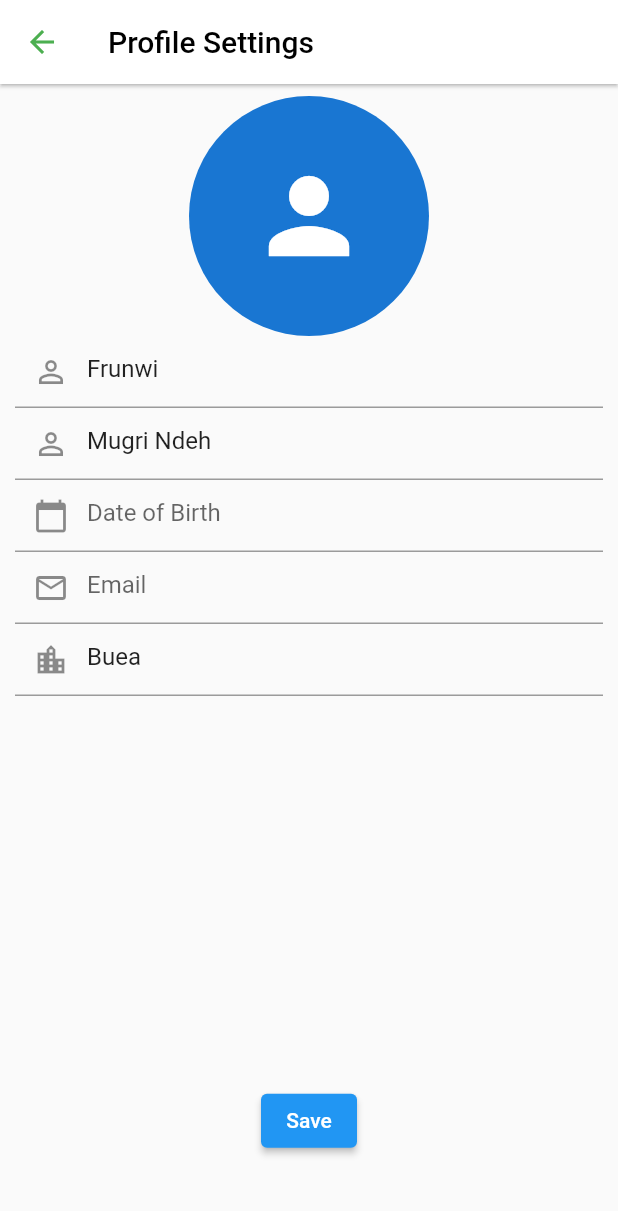
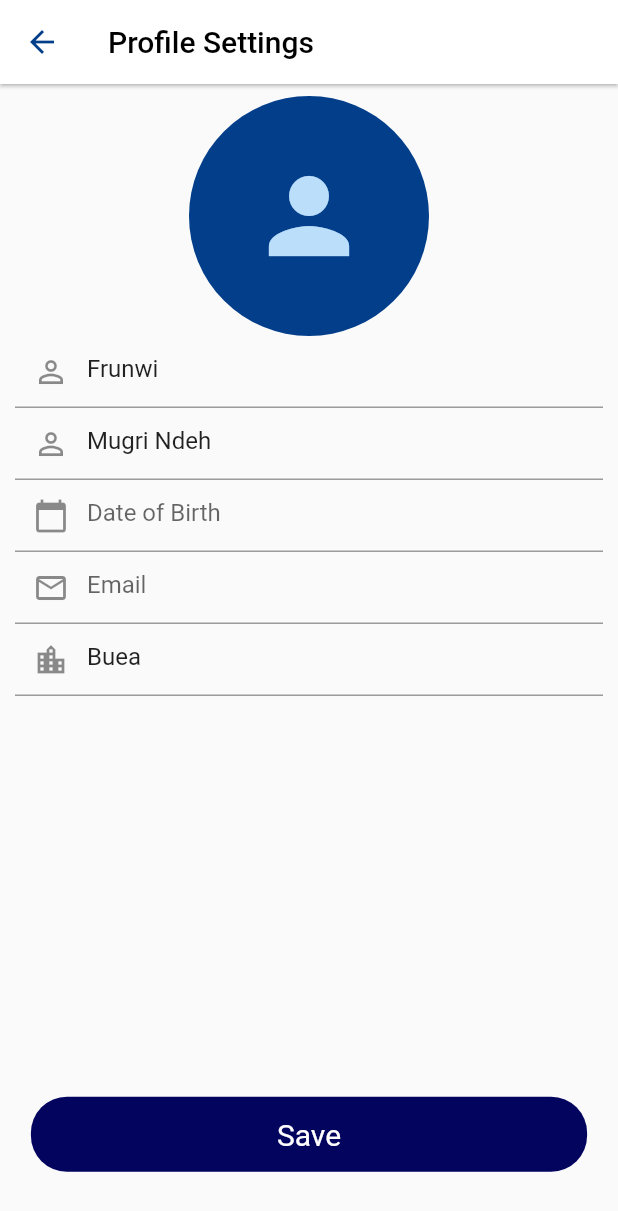
Before and after one commit to mugri-ndeh/indriver_clone, a Flutter app: the screen it shows after launch, in the side drawer, after a tap on the "menu" icon, on a phone screen of 412 x 824 dp. Shown: the top 1211 px of the screen. Run offline on Flutter 3.47's test engine with Material 2 defaults, Android fonts, the phone set to English and light mode, and no system bars; drawn by our look-alikes of date_field; our stand-ins replace cloud_firestore, firebase_auth, firebase_core, geolocator, google_maps_flutter, intl_phone_number_input and 1 more; missing offline and left inert: flutter_polyline_points, flutter_sim_country_code; accounts and stored records are empty.

Commit message:
colors changed

```diff
--- a/lib/screens/profile_settings.dart
+++ b/lib/screens/profile_settings.dart
@@ -1,5 +1,7 @@
 import 'package:flutter/material.dart';
 import 'package:date_field/date_field.dart';
+import 'package:indriver_clone/ui/button.dart';
+import 'package:indriver_clone/ui/constants.dart';
 
 class Profile extends StatefulWidget {
   const Profile({Key? key}) : super(key: key);
@@ -25,7 +27,7 @@ class _ProfileState extends State<Profile> {
         leading: IconButton(
           icon: const Icon(
             Icons.arrow_back,
-            color: Colors.green,
+            color: primaryColor,
           ),
           onPressed: () => Navigator.pop(context),
         ),
@@ -43,6 +45,7 @@ class _ProfileState extends State<Profile> {
                     children: [
                       const Center(
                         child: CircleAvatar(
+                          backgroundColor: primaryColor,
                           child: Icon(
                             Icons.person,
                             size: 80,
@@ -88,7 +91,7 @@ class _ProfileState extends State<Profile> {
                     ],
                   ),
                 ),
-                ElevatedButton(onPressed: () {}, child: const Text('Save'))
+                BotButton(onTap: () {}, title: 'Save')
               ],
             ),
           ),
```
